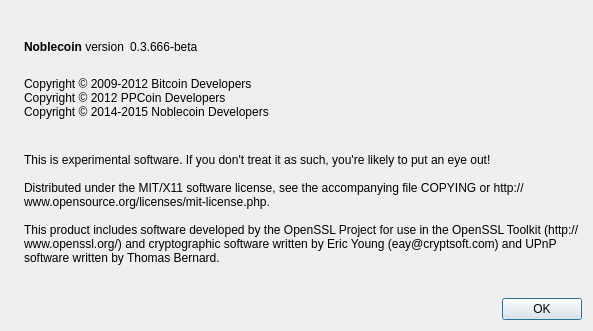
Qt form src/qt/forms/aboutdialog.ui (eagleflies/noblecoin) before a commit.
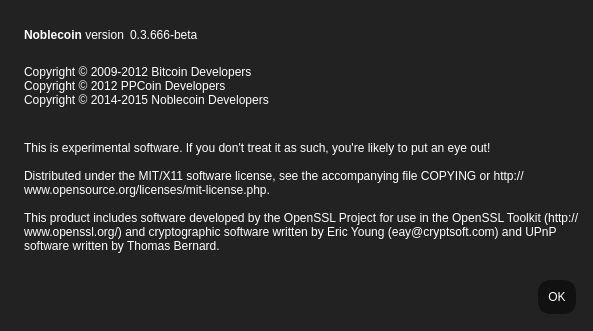
The same form after that commit. Icons and pictures are not drawn.

```diff
--- a/src/qt/forms/aboutdialog.ui
+++ b/src/qt/forms/aboutdialog.ui
@@ -13,6 +13,36 @@
   <property name="windowTitle">
    <string>About Noblecoin</string>
   </property>
+  <property name="styleSheet">
+   <string notr="true">QDialog {
+    background-color: #222;
+}
+
+QLabel {
+    color: white;
+}
+
+QPushButton, QToolButton {
+    border: 4px solid #111;
+    border-radius: 12px;
+    background-color: #111;
+    color: white;
+    padding: 6px;
+    margin: 6px;
+}
+QPushButton:pressed, QToolButton:checked {
+    color: #cca000;
+}
+QPushButton:pressed, QToolButton:pressed {
+    border-color: #cca000;
+    color: #cca000;
+}
+QPushButton:disabled, QToolButton:disabled {
+    color: #444;
+    background-color: #222;
+}</string>
+  </property>
+
   <layout class="QHBoxLayout" name="horizontalLayout_2">
    <item>
     <widget class="QLabel" name="label_4">
```
